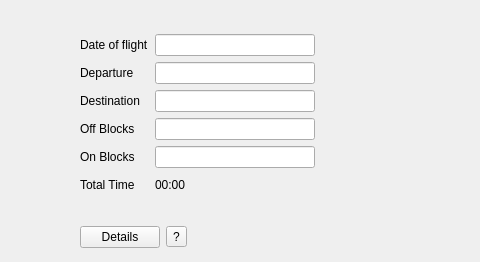
Above: src/gui/dialogues/newflightdialog.ui from fiffty-50/openPilotLog before the change; both pictures show x 0 to 480 and y 0 to 262 of the 1022 by 262 pixel window. Below: the same form after it.
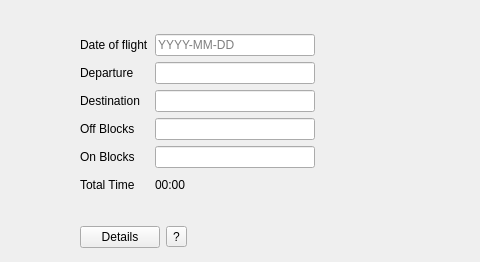
That is the form after the change.

Diff of the .ui file:
```diff
--- a/src/gui/dialogues/newflightdialog.ui
+++ b/src/gui/dialogues/newflightdialog.ui
@@ -155,6 +155,9 @@
            <height>16777215</height>
           </size>
          </property>
+         <property name="placeholderText">
+          <string>YYYY-MM-DD</string>
+         </property>
         </widget>
        </item>
        <item row="2" column="0">
```
